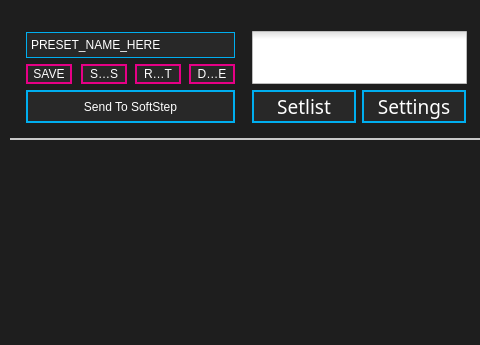
Before: the Qt Designer form standalone/advanced/forms/mainwindowWin.ui in Muse-Kinetics/softstep_editor, drawn with Qt 5; both pictures show x 0 to 480 and y 0 to 345 of the 699 by 345 pixel window.
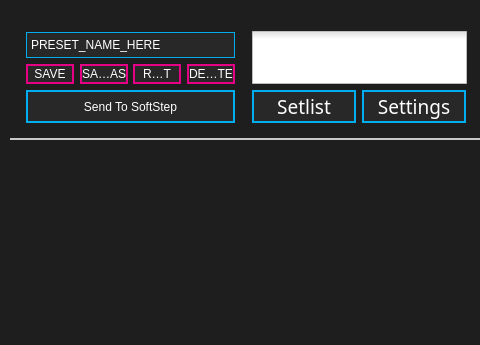
After: the same form once the commit is applied. Icons and pictures are not drawn.

Diff of the .ui file:
```diff
--- a/standalone/advanced/forms/mainwindowWin.ui
+++ b/standalone/advanced/forms/mainwindowWin.ui
@@ -249,7 +249,7 @@
        <rect>
         <x>15</x>
         <y>45</y>
-        <width>46</width>
+        <width>48</width>
         <height>20</height>
        </rect>
       </property>
@@ -283,9 +283,9 @@
      <widget class="QToolButton" name="saveas">
       <property name="geometry">
        <rect>
-        <x>70</x>
+        <x>69</x>
         <y>45</y>
-        <width>46</width>
+        <width>48</width>
         <height>20</height>
        </rect>
       </property>
@@ -319,9 +319,9 @@
      <widget class="QToolButton" name="revert">
       <property name="geometry">
        <rect>
-        <x>124</x>
+        <x>122</x>
         <y>45</y>
-        <width>46</width>
+        <width>48</width>
         <height>20</height>
        </rect>
       </property>
@@ -355,9 +355,9 @@
      <widget class="QToolButton" name="deletepreset">
       <property name="geometry">
        <rect>
-        <x>178</x>
+        <x>176</x>
         <y>45</y>
-        <width>46</width>
+        <width>48</width>
         <height>20</height>
        </rect>
       </property>
```
